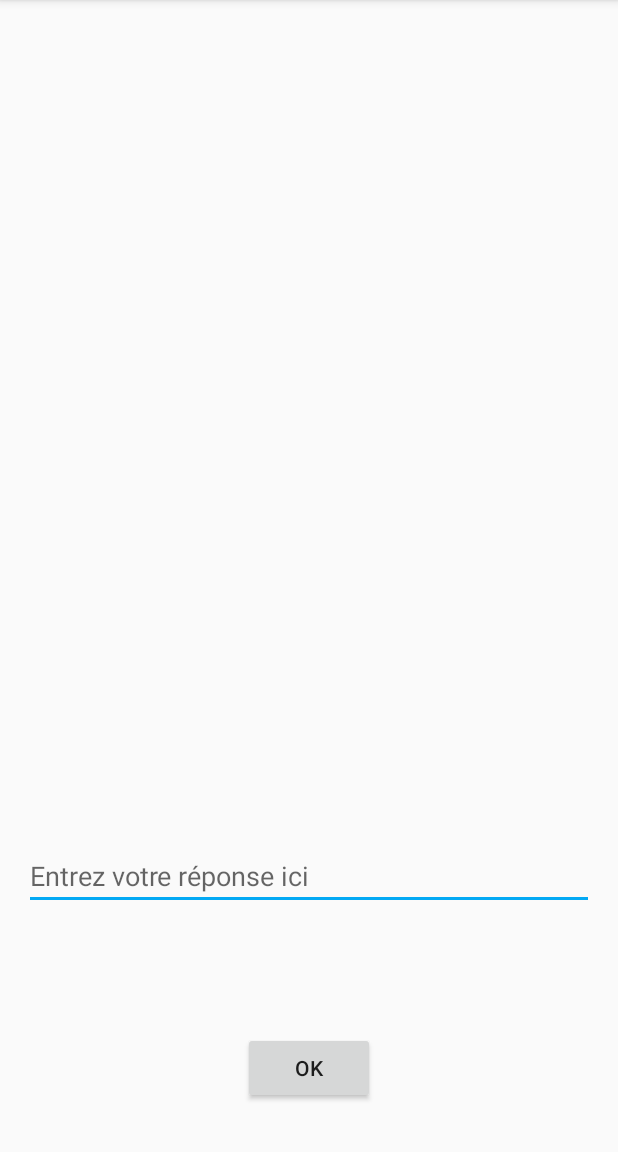
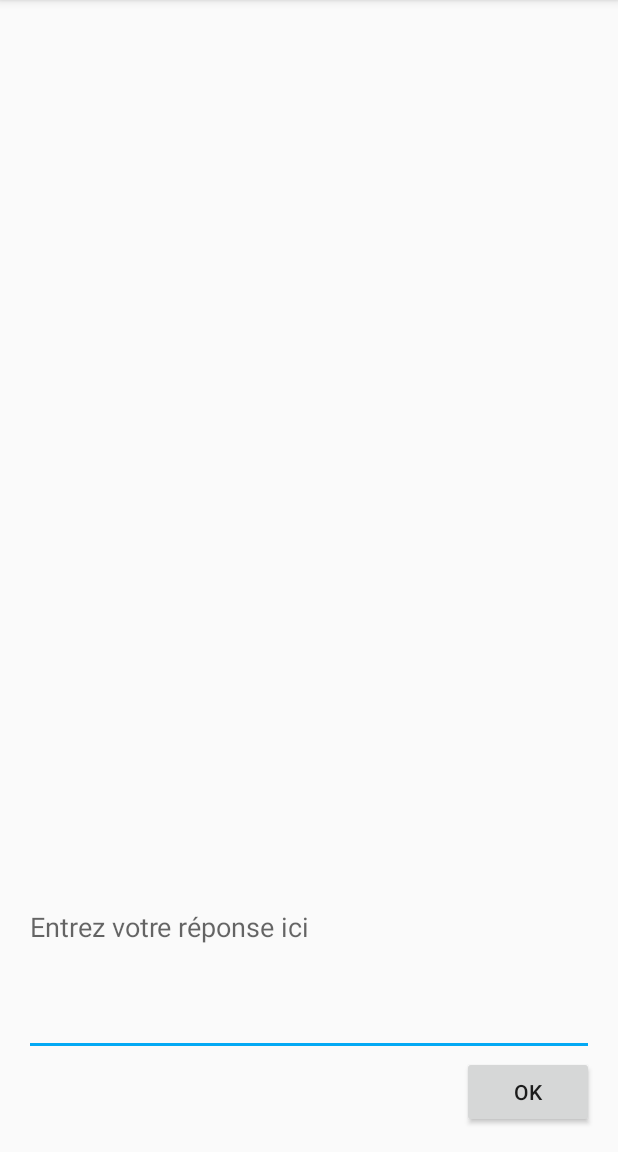
Before and after one commit to TotemaT/HistoryPub, an Android app: the QuestionOuverteActivity screen opened directly, with no data from a screen before it, on a phone screen of 412 x 824 dp, the part 84-1236 px from its top. Run offline under Robolectric (Android 15) with nearby library versions, the phone set to English and light mode, and no system bars; 2 statements that could not run were skipped.

Commit message:
Changement UI/UX
- création de styles pour différentes parties des épreuves
- permet d'envoyer une réponse à une question ouverte en cliquant sur
  entrée sur le clavier virtuel
- Supression des retours à la ligne dans les questions dans le XML qui
  s'affichaient mal dans les épreuves

```diff
--- a/app/src/main/java/be/ipl/mobile/projet/historypub/PhotoActivity.java
+++ b/app/src/main/java/be/ipl/mobile/projet/historypub/PhotoActivity.java
@@ -91,7 +91,6 @@ public class PhotoActivity extends AppCompatActivity {
         if (requestCode == CAPTURE_IMAGE_ACTIVITY_REQUEST_CODE) {
             if (resultCode == RESULT_OK) {
                 try {
-                    mQuestion.setVisibility(View.INVISIBLE);
                     mPhoto.setImageBitmap(MediaStore.Images.Media.getBitmap(this.getContentResolver(), uri));
                     mPhoto.setVisibility(View.VISIBLE);
                 } catch (IOException e) {
--- a/app/src/main/java/be/ipl/mobile/projet/historypub/QuestionOuverteActivity.java
+++ b/app/src/main/java/be/ipl/mobile/projet/historypub/QuestionOuverteActivity.java
@@ -2,8 +2,7 @@ package be.ipl.mobile.projet.historypub;
 
 import android.support.v7.app.AppCompatActivity;
 import android.os.Bundle;
-import android.view.Menu;
-import android.view.MenuItem;
+import android.view.KeyEvent;
 import android.view.View;
 import android.widget.Button;
 import android.widget.EditText;
@@ -11,15 +10,14 @@ import android.widget.TextView;
 import android.widget.Toast;
 
 import be.ipl.mobile.projet.historypub.pojo.Etape;
-import be.ipl.mobile.projet.historypub.pojo.epreuves.Epreuve;
 import be.ipl.mobile.projet.historypub.pojo.epreuves.EpreuveOuverte;
-import be.ipl.mobile.projet.historypub.pojo.epreuves.EpreuveQCM;
 import be.ipl.mobile.projet.historypub.pojo.epreuves.Reponse;
 
 public class QuestionOuverteActivity extends AppCompatActivity {
     private Etape mEtape;
     private EpreuveOuverte mEpreuve;
 
+    private EditText mReponse;
 
     @Override
     protected void onCreate(Bundle savedInstanceState) {
@@ -31,16 +29,41 @@ public class QuestionOuverteActivity extends AppCompatActivity {
 
         setContentView(R.layout.activity_question_ouverte);
         Button repondre = (Button) findViewById(R.id.reponse_btn);
-        final EditText edit = (EditText) findViewById(R.id.question_ouverte_edit);
-        TextView question = (TextView) findViewById(R.id.question_ouverte);
+        mReponse = (EditText) findViewById(R.id.question_ouverte_edit);
+
+        /* Permet de répondre à la question en cliquant sur entré */
+        mReponse.setOnKeyListener(new View.OnKeyListener() {
+            @Override
+            public boolean onKey(View view, int keyCode, KeyEvent keyEvent) {
+                if (keyEvent.getAction() == KeyEvent.ACTION_DOWN) {
+                    switch (keyCode) {
+                        case KeyEvent.KEYCODE_DPAD_CENTER:
+                        case KeyEvent.KEYCODE_ENTER:
+                            verifierReponse();
+                            return true;
+                        default:
+                            break;
+                    }
+                }
+                return false;
+            }
+        });
+
+        TextView question = (TextView) findViewById(R.id.question_textView);
         question.setText(mEpreuve.getQuestion());
         repondre.setOnClickListener(new View.OnClickListener() {
             @Override
             public void onClick(View v) {
-                if (edit.getText().toString().isEmpty()) {
+                verifierReponse();
+            }
+        });
+    }
+
+    private void verifierReponse() {
+        if (mReponse.getText().toString().isEmpty()) {
             Toast.makeText(QuestionOuverteActivity.this, "Répondez à la question :)", Toast.LENGTH_SHORT).show();
         } else {
-                    if (mEpreuve.estReponseCorrecte(new Reponse(edit.getText().toString()))) {
+            if (mEpreuve.estReponseCorrecte(new Reponse(mReponse.getText().toString()))) {
                 Toast.makeText(QuestionOuverteActivity.this, "Bonne réponse!", Toast.LENGTH_LONG).show();
             } else {
                 Toast.makeText(QuestionOuverteActivity.this, "Mauvaise réponse! La bonne réponse était " + mEpreuve.getReponse().getReponse(), Toast.LENGTH_LONG).show();
@@ -49,6 +72,4 @@ public class QuestionOuverteActivity extends AppCompatActivity {
             finish();
         }
     }
-        });
 }
-}
--- a/app/src/main/res/layout/activity_question_ouverte.xml
+++ b/app/src/main/res/layout/activity_question_ouverte.xml
@@ -1,44 +1,22 @@
-<RelativeLayout xmlns:android="http://schemas.android.com/apk/res/android"
-                xmlns:tools="http://schemas.android.com/tools"
-                android:layout_width="match_parent"
-                android:layout_height="match_parent"
-                android:paddingLeft="@dimen/activity_horizontal_margin"
-                android:paddingRight="@dimen/activity_horizontal_margin"
-                android:paddingTop="@dimen/activity_vertical_margin"
-                android:paddingBottom="@dimen/activity_vertical_margin"
-                tools:context="be.ipl.mobile.projet.historypub.QuestionOuverteActivity">
+<LinearLayout
+    style="@style/LinearEpreuve"
+    xmlns:android="http://schemas.android.com/apk/res/android">
 
     <TextView
-        android:id="@+id/question_ouverte"
-        android:layout_width="wrap_content"
-        android:layout_height="wrap_content"
-        android:layout_above="@+id/question_ouverte_edit"
-        android:layout_alignRight="@+id/question_ouverte_edit"
-        android:layout_alignEnd="@+id/question_ouverte_edit"
-        android:layout_alignParentTop="true"
-        android:layout_alignParentLeft="true"
-        android:layout_alignParentStart="true"
-        android:layout_marginBottom="@dimen/activity_vertical_margin"/>
+        android:id="@+id/question_textView"
+        style="@style/QuestionEpreuve"
+        android:layout_weight="3"/>
 
 
     <EditText
         android:id="@+id/question_ouverte_edit"
-        android:layout_width="wrap_content"
-        android:layout_height="wrap_content"
+        android:layout_width="match_parent"
+        android:layout_height="0dp"
+        android:layout_weight="1"
         android:hint="@string/question_ouvrable_hint"
-        android:layout_marginBottom="81dp"
-        android:layout_above="@+id/reponse_btn"
-        android:layout_alignParentLeft="true"
-        android:layout_alignParentStart="true"
-        android:layout_alignParentRight="true"
-        android:layout_alignParentEnd="true"/>
+        android:inputType="text"/>
 
     <Button
         android:id="@+id/reponse_btn"
-        android:text="@string/ok"
-        android:layout_width="wrap_content"
-        android:layout_height="wrap_content"
-        android:layout_alignParentBottom="true"
-        android:layout_centerHorizontal="true"
-        android:layout_marginBottom="@dimen/activity_vertical_margin"/>
-</RelativeLayout>
+        style="@style/BoutonReponse"/>
+</LinearLayout>
--- a/app/src/main/res/values/styles.xml
+++ b/app/src/main/res/values/styles.xml
@@ -17,4 +17,27 @@
         <item name="android:textColor">@android:color/white</item>
     </style>
 
+    <style name="QuestionEpreuve">
+        <item name="android:gravity">center</item>
+        <item name="android:textSize">24sp</item>
+        <item name="android:layout_height">0dp</item>
+        <item name="android:layout_width">match_parent</item>
+    </style>
+
+    <style name="BoutonReponse">
+        <item name="android:layout_width">wrap_content</item>
+        <item name="android:layout_height">wrap_content</item>
+        <item name="android:layout_gravity">right</item>
+        <item name="android:text">@string/ok</item>
+    </style>
+
+    <style name="LinearEpreuve">
+        <item name="android:layout_width">match_parent</item>
+        <item name="android:layout_height">match_parent</item>
+        <item name="android:orientation">vertical</item>
+        <item name="android:paddingBottom">@dimen/activity_vertical_margin</item>
+        <item name="android:paddingTop">@dimen/activity_vertical_margin</item>
+        <item name="android:paddingRight">@dimen/activity_horizontal_margin</item>
+        <item name="android:paddingLeft">@dimen/activity_horizontal_margin</item>
+    </style>
 </resources>
```
Also changed, not shown: app/src/main/assets/Soignies.xml (+10 -21 lines), app/src/main/res/layout/activity_photo.xml (+6 -17 lines), app/src/main/res/layout/epreuve_qcm.xml (+6 -18 lines). Lines whose indentation alone changed are shown as unchanged.
